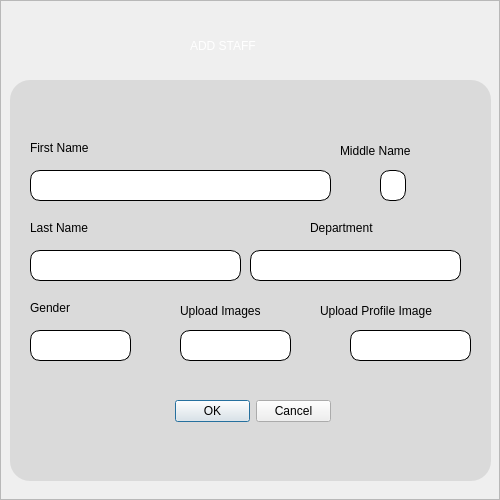
First picture: the form in ui/addStaff.ui, repository HimoJCode/Automated-Attendance-Tracking, before the edit.
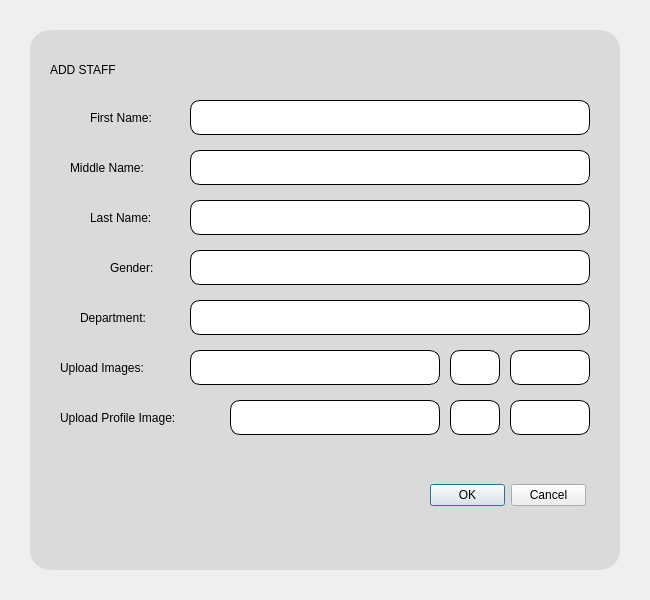
Second picture: the form after the edit. Icons and pictures are not drawn.

The edit to the form file:
```diff
--- a/ui/addStaff.ui
+++ b/ui/addStaff.ui
@@ -6,8 +6,8 @@
    <rect>
     <x>0</x>
     <y>0</y>
-    <width>500</width>
-    <height>500</height>
+    <width>650</width>
+    <height>600</height>
    </rect>
   </property>
   <property name="windowTitle">
@@ -34,6 +34,7 @@
      <property name="styleSheet">
       <string notr="true">QFrame#background{
 border-image:url(:/resources/moduleBG.png) 0 0 0 0 stratch stretch;
+border-radius: 10px;
 }
 </string>
      </property>
@@ -43,30 +44,13 @@
      <property name="frameShadow">
       <enum>QFrame::Raised</enum>
      </property>
-     <widget class="QLabel" name="label_2">
-      <property name="geometry">
-       <rect>
-        <x>190</x>
-        <y>30</y>
-        <width>121</width>
-        <height>31</height>
-       </rect>
-      </property>
-      <property name="styleSheet">
-       <string notr="true">font: 87 12pt &quot;Segoe UI Black&quot;;
-color: #ffffff;</string>
-      </property>
-      <property name="text">
-       <string>ADD STAFF</string>
-      </property>
-     </widget>
      <widget class="QFrame" name="updateFormFrame">
       <property name="geometry">
        <rect>
-        <x>10</x>
-        <y>80</y>
-        <width>481</width>
-        <height>401</height>
+        <x>30</x>
+        <y>30</y>
+        <width>590</width>
+        <height>540</height>
        </rect>
       </property>
       <property name="styleSheet">
@@ -92,85 +76,115 @@
       <property name="frameShadow">
        <enum>QFrame::Raised</enum>
       </property>
-      <widget class="QLineEdit" name="firstNameLineEdit">
+       <widget class="QLabel" name="addStaff_label">
        <property name="geometry">
         <rect>
          <x>20</x>
-         <y>90</y>
-         <width>301</width>
-         <height>31</height>
+         <y>20</y>
+         <width>121</width>
+         <height>40</height>
         </rect>
        </property>
-      </widget>
-      <widget class="QLineEdit" name="lastNameLineEdit">
-       <property name="geometry">
-        <rect>
-         <x>20</x>
-         <y>170</y>
-         <width>211</width>
-         <height>31</height>
-        </rect>
+       <property name="styleSheet">
+        <string notr="true">font: 87 12pt &quot;Segoe UI Black&quot;;
+color: #000000;</string>
+       </property>
+       <property name="text">
+        <string>ADD STAFF</string>
        </property>
       </widget>
       <widget class="QLabel" name="firstName_label">
        <property name="geometry">
         <rect>
-         <x>20</x>
-         <y>60</y>
+         <x>60</x>
+         <y>70</y>
          <width>91</width>
-         <height>16</height>
+         <height>35</height>
         </rect>
        </property>
        <property name="text">
-        <string>First Name</string>
+        <string>First Name:</string>
+       </property>
+      </widget>     
+      <widget class="QLineEdit" name="firstNameLineEdit">
+       <property name="geometry">
+        <rect>
+         <x>160</x>
+         <y>70</y>
+         <width>400</width>
+         <height>35</height>
+        </rect>
        </property>
       </widget>
       <widget class="QLabel" name="middleName_label">
        <property name="geometry">
         <rect>
-         <x>330</x>
-         <y>60</y>
+         <x>40</x>
+         <y>120</y>
          <width>111</width>
-         <height>21</height>
+         <height>35</height>
         </rect>
        </property>
        <property name="text">
-        <string>Middle Name</string>
-       </property>
-      </widget>
-      <widget class="QLabel" name="lastNmae_label">
-       <property name="geometry">
-        <rect>
-         <x>20</x>
-         <y>140</y>
-         <width>91</width>
-         <height>16</height>
-        </rect>
-       </property>
-       <property name="text">
-        <string>Last Name</string>
+        <string>Middle Name:</string>
        </property>
       </widget>
       <widget class="QLineEdit" name="middleNameLineEdit">
        <property name="geometry">
         <rect>
-         <x>370</x>
-         <y>90</y>
-         <width>26</width>
-         <height>31</height>
+         <x>160</x>
+         <y>120</y>
+         <width>400</width>
+         <height>35</height>
         </rect>
        </property>
        <property name="styleSheet">
         <string notr="true"/>
        </property>
       </widget>
+      <widget class="QLabel" name="lastName_label">
+       <property name="geometry">
+        <rect>
+         <x>60</x>
+         <y>170</y>
+         <width>91</width>
+         <height>35</height>
+        </rect>
+       </property>
+       <property name="text">
+        <string>Last Name:</string>
+       </property>
+      </widget>
+      <widget class="QLineEdit" name="lastNameLineEdit">
+       <property name="geometry">
+        <rect>
+         <x>160</x>
+         <y>170</y>
+         <width>400</width>
+         <height>35</height>
+        </rect>
+       </property>
+      </widget>
+      <widget class="QLabel" name="gender_label">
+       <property name="geometry">
+        <rect>
+         <x>80</x>
+         <y>220</y>
+         <width>61</width>
+         <height>35</height>
+        </rect>
+       </property>
+       <property name="text">
+        <string>Gender:</string>
+       </property>
+      </widget>
       <widget class="QComboBox" name="genderComboBox">
        <property name="geometry">
         <rect>
-         <x>20</x>
-         <y>250</y>
-         <width>101</width>
-         <height>31</height>
+         <x>160</x>
+         <y>220</y>
+         <width>400</width>
+         <height>35</height>
         </rect>
        </property>
        <property name="styleSheet">
@@ -218,36 +232,23 @@
       <widget class="QLabel" name="strand_label">
        <property name="geometry">
         <rect>
-         <x>300</x>
-         <y>140</y>
+         <x>50</x>
+         <y>270</y>
          <width>101</width>
-         <height>16</height>
+         <height>35</height>
         </rect>
        </property>
        <property name="text">
-        <string>Department</string>
-       </property>
-      </widget>
-      <widget class="QDialogButtonBox" name="buttonBox">
-       <property name="geometry">
-        <rect>
-         <x>165</x>
-         <y>320</y>
-         <width>156</width>
-         <height>23</height>
-        </rect>
-       </property>
-       <property name="standardButtons">
-        <set>QDialogButtonBox::Cancel|QDialogButtonBox::Ok</set>
+        <string>Department:</string>
        </property>
       </widget>
       <widget class="QComboBox" name="departmentComboBox">
        <property name="geometry">
         <rect>
-         <x>240</x>
-         <y>170</y>
-         <width>211</width>
-         <height>31</height>
+         <x>160</x>
+         <y>270</y>
+         <width>400</width>
+         <height>35</height>
         </rect>
        </property>
        <property name="layoutDirection">
@@ -300,23 +301,87 @@
       <widget class="QLabel" name="lastNmae_label_2">
        <property name="geometry">
         <rect>
-         <x>20</x>
-         <y>220</y>
-         <width>71</width>
-         <height>16</height>
+         <x>30</x>
+         <y>320</y>
+         <width>121</width>
+         <height>35</height>
         </rect>
        </property>
        <property name="text">
-        <string>Gender</string>
+        <string>Upload Images:</string>
        </property>
       </widget>
       <widget class="QPushButton" name="imagesUpload_btn">
        <property name="geometry">
         <rect>
-         <x>170</x>
-         <y>250</y>
-         <width>111</width>
-         <height>31</height>
+         <x>160</x>
+         <y>320</y>
+         <width>250</width>
+         <height>35</height>
+        </rect>
+       </property>
+       <property name="styleSheet">
+        <string notr="true">background-color: #ffffff;
+
+border: 1px solid black;
+border-radius: 10px;
+
+
+</string>
+       </property>
+       <property name="text">
+        <string/>
+       </property>
+       <property name="icon">
+        <iconset resource="../resources/res.qrc">
+         <normaloff>:/resources/icons8-images-folder-24.png</normaloff>:/resources/icons8-images-folder-24.png</iconset>
+       </property>
+       <property name="iconSize">
+        <size>
+         <width>25</width>
+         <height>30</height>
+        </size>
+       </property>
+      </widget>
+      <widget class="QPushButton" name="staffCameraButton2">
+       <property name="geometry">
+        <rect>
+         <x>420</x>
+         <y>320</y>
+         <width>50</width>
+         <height>35</height>
+        </rect>
+       </property>
+       <property name="styleSheet">
+        <string notr="true">background-color: #ffffff;
+
+border: 1px solid black;
+border-radius: 10px;
+
+
+</string>
+       </property>
+       <property name="text">
+        <string/>
+       </property>
+       <property name="icon">
+        <iconset resource="../resources/res.qrc">
+         <normaloff>:/resources/icons8-camera-50.png</normaloff>:/resources/icons8-camera-50.png</iconset>
+       </property>
+       <property name="iconSize">
+        <size>
+         <width>25</width>
+         <height>30</height>
+        </size>
+       </property>
+      </widget>
+      <widget class="QPushButton" name="staffImagesUpload_btn">
+       <property name="geometry">
+        <rect>
+         <x>480</x>
+         <y>320</y>
+         <width>80</width>
+         <height>35</height>
         </rect>
        </property>
        <property name="styleSheet">
@@ -342,13 +407,90 @@
         </size>
        </property>
       </widget>
-      <widget class="QPushButton" name="profileImageUpload_btn">
+      <widget class="QLabel" name="uploadProfileImage_label">
        <property name="geometry">
         <rect>
-         <x>340</x>
-         <y>250</y>
-         <width>121</width>
-         <height>31</height>
+         <x>30</x>
+         <y>370</y>
+         <width>171</width>
+         <height>35</height>
+        </rect>
+       </property>
+       <property name="text">
+        <string>Upload Profile Image:</string>
+       </property>
+      </widget>
+      <widget class="QPushButton" name="staffviewProfileImage">
+       <property name="geometry">
+        <rect>
+         <x>200</x>
+         <y>370</y>
+         <width>210</width>
+         <height>35</height>
+        </rect>
+       </property>
+       <property name="styleSheet">
+        <string notr="true">background-color: #ffffff;
+
+border: 1px solid black;
+border-radius: 10px;
+
+
+</string>
+       </property>
+       <property name="text">
+        <string/>
+       </property>
+       <property name="icon">
+        <iconset resource="../resources/res.qrc">
+         <normaloff>:/resources/icons8-image-48.png</normaloff>:/resources/icons8-image-48.png</iconset>
+       </property>
+       <property name="iconSize">
+        <size>
+         <width>25</width>
+         <height>30</height>
+        </size>
+       </property>
+      </widget>
+      <widget class="QPushButton" name="staffCameraButton">
+       <property name="geometry">
+        <rect>
+         <x>420</x>
+         <y>370</y>
+         <width>50</width>
+         <height>35</height>
+        </rect>
+       </property>
+       <property name="styleSheet">
+        <string notr="true">background-color: #ffffff;
+
+border: 1px solid black;
+border-radius: 10px;
+
+
+</string>
+       </property>
+       <property name="text">
+        <string/>
+       </property>
+       <property name="icon">
+        <iconset resource="../resources/res.qrc">
+         <normaloff>:/resources/icons8-camera-50.png</normaloff>:/resources/icons8-camera-50.png</iconset>
+       </property>
+       <property name="iconSize">
+        <size>
+         <width>25</width>
+         <height>30</height>
+        </size>
+       </property>
+      </widget>
+      <widget class="QPushButton" name="staffprofileImageUpload_btn">
+       <property name="geometry">
+        <rect>
+         <x>480</x>
+         <y>370</y>
+         <width>80</width>
+         <height>35</height>
         </rect>
        </property>
        <property name="styleSheet">
@@ -374,30 +516,17 @@
         </size>
        </property>
       </widget>
-      <widget class="QLabel" name="lastNmae_label_3">
+      <widget class="QDialogButtonBox" name="buttonBox">
        <property name="geometry">
         <rect>
-         <x>170</x>
-         <y>220</y>
-         <width>121</width>
-         <height>21</height>
+         <x>400</x>
+         <y>440</y>
+         <width>156</width>
+         <height>50</height>
         </rect>
        </property>
-       <property name="text">
-        <string>Upload Images</string>
-       </property>
-      </widget>
-      <widget class="QLabel" name="lastNmae_label_4">
-       <property name="geometry">
-        <rect>
-         <x>310</x>
-         <y>220</y>
-         <width>161</width>
-         <height>21</height>
-        </rect>
-       </property>
-       <property name="text">
-        <string>Upload Profile Image</string>
+       <property name="standardButtons">
+        <set>QDialogButtonBox::Cancel|QDialogButtonBox::Ok</set>
        </property>
       </widget>
      </widget>
```
Left out of the diff: 6 changed lines with no effect on the pictures.
